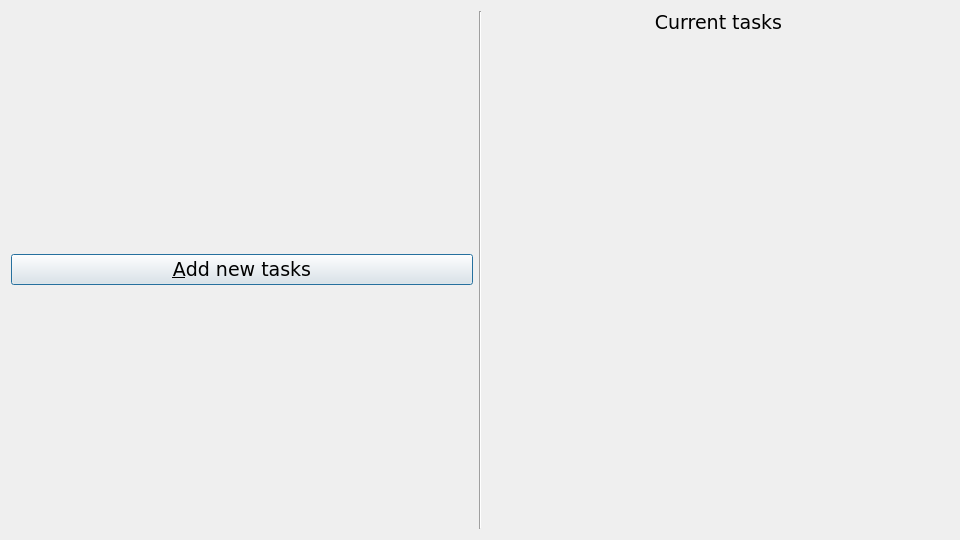
kusanekinov/CheckEng, file checkeng/dialogs/choose/choose.ui: the form before one commit.
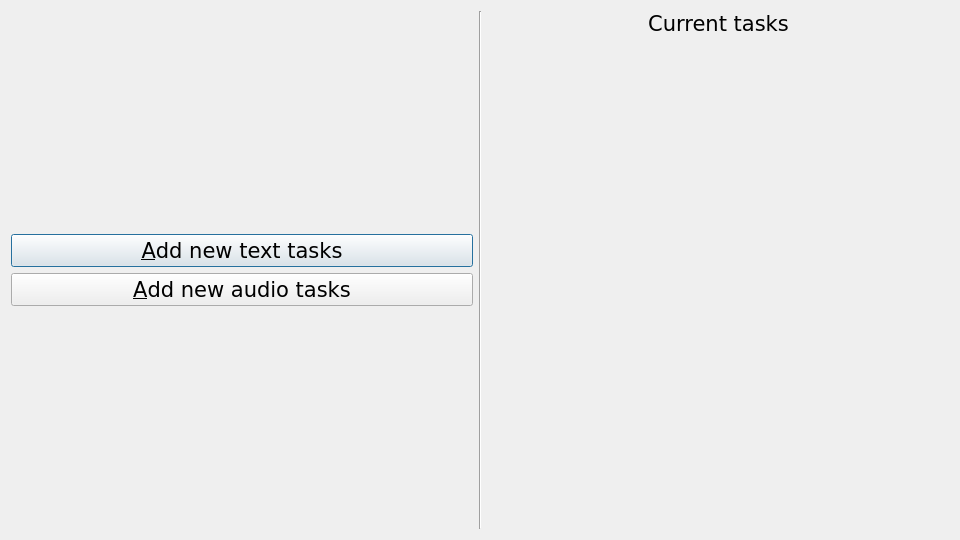
The form after the commit.

Commit message: CheckEng | added pb_audio

```diff
--- a/checkeng/dialogs/choose/choose.ui
+++ b/checkeng/dialogs/choose/choose.ui
@@ -26,11 +26,64 @@
   </property>
   <layout class="QHBoxLayout" name="horizontalLayout">
    <item>
-    <widget class="QPushButton" name="pb_new">
-     <property name="text">
-      <string>&amp;Add new tasks</string>
-     </property>
-    </widget>
+    <layout class="QVBoxLayout" name="verticalLayout">
+     <item>
+      <spacer name="verticalSpacer_3">
+       <property name="orientation">
+        <enum>Qt::Vertical</enum>
+       </property>
+       <property name="sizeHint" stdset="0">
+        <size>
+         <width>20</width>
+         <height>40</height>
+        </size>
+       </property>
+      </spacer>
+     </item>
+     <item>
+      <widget class="QPushButton" name="pb_new">
+       <property name="font">
+        <font>
+         <family>DejaVu Sans</family>
+         <pointsize>16</pointsize>
+         <weight>50</weight>
+         <bold>false</bold>
+        </font>
+       </property>
+       <property name="text">
+        <string>&amp;Add new text tasks</string>
+       </property>
+      </widget>
+     </item>
+     <item>
+      <widget class="QPushButton" name="pb_audio">
+       <property name="font">
+        <font>
+         <family>DejaVu Sans</family>
+         <pointsize>16</pointsize>
+         <weight>50</weight>
+         <bold>false</bold>
+        </font>
+       </property>
+       <property name="text">
+        <string>&amp;Add new audio tasks</string>
+       </property>
+      </widget>
+     </item>
+     <item>
+      <spacer name="verticalSpacer_2">
+       <property name="orientation">
+        <enum>Qt::Vertical</enum>
+       </property>
+       <property name="sizeHint" stdset="0">
+        <size>
+         <width>20</width>
+         <height>40</height>
+        </size>
+       </property>
+      </spacer>
+     </item>
+    </layout>
    </item>
    <item>
     <widget class="Line" name="line">
@@ -43,6 +96,14 @@
     <layout class="QVBoxLayout" name="vl">
      <item>
       <widget class="QLabel" name="l_tasks">
+       <property name="font">
+        <font>
+         <family>DejaVu Sans</family>
+         <pointsize>16</pointsize>
+         <weight>50</weight>
+         <bold>false</bold>
+        </font>
+       </property>
        <property name="text">
         <string>Current tasks</string>
        </property>
```
Left out of the diff: 17 changed lines with no effect on the pictures. The commit also changes 2 other files.
